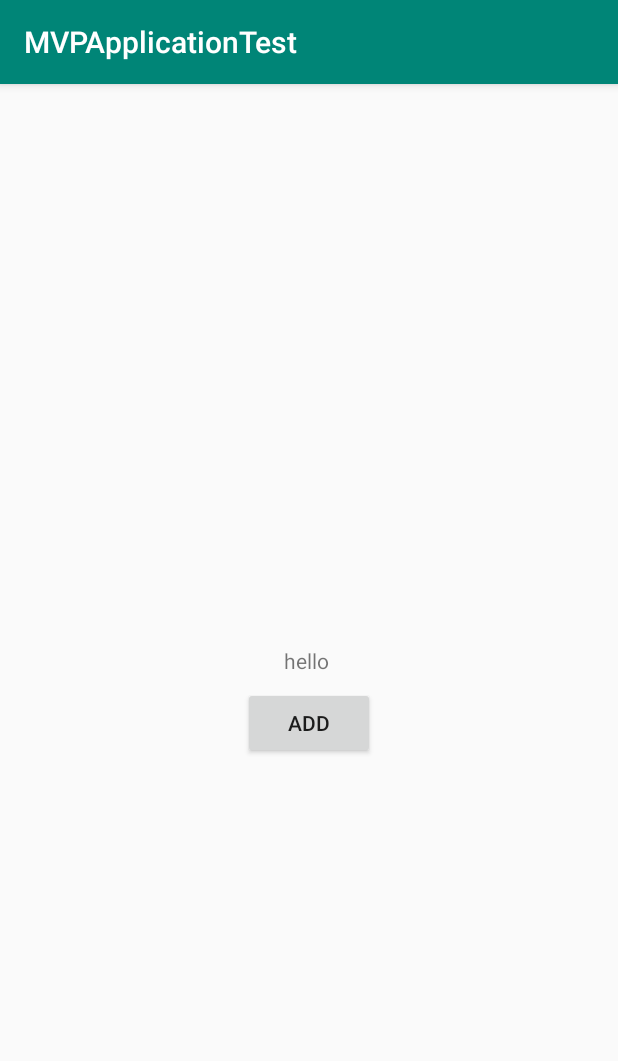
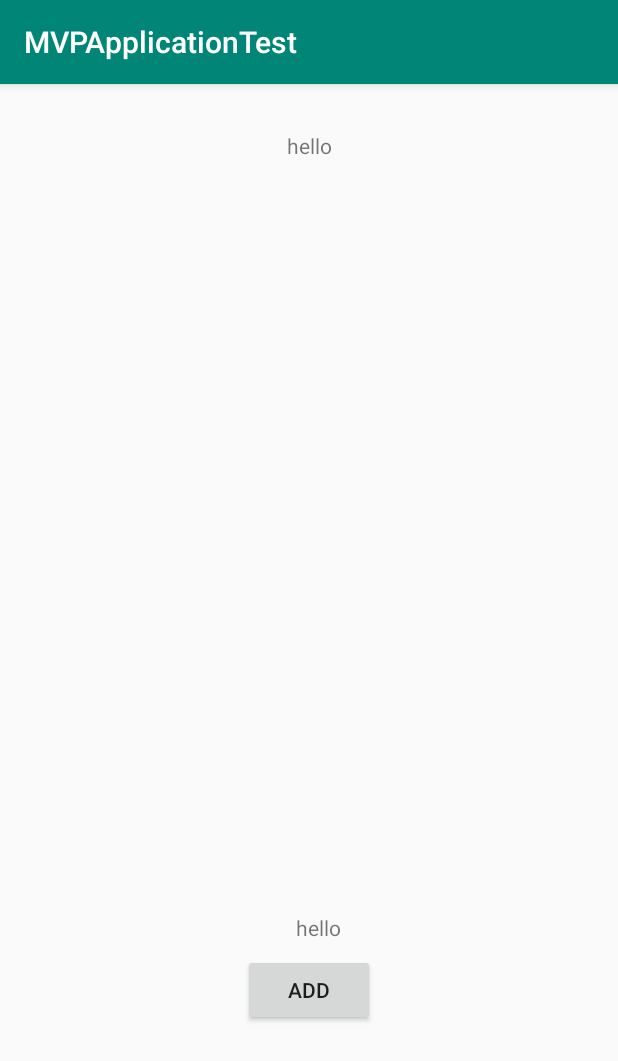
Before and after one commit to prafulnayak/MVPArch, an Android app: the screen it shows after launch (NotesActivity), after a tap on "ADD", on a phone screen of 412 x 824 dp. Shown: the top 1061 px of the screen. Run offline under Robolectric (Android 15) with nearby library versions, the phone set to English and light mode, and no system bars.

Commit message:
MVP for RV

```diff
--- a/app/src/main/AndroidManifest.xml
+++ b/app/src/main/AndroidManifest.xml
@@ -9,6 +9,7 @@
         android:roundIcon="@mipmap/ic_launcher_round"
         android:supportsRtl="true"
         android:theme="@style/AppTheme">
+        <activity android:name=".activity.DetailsActivity"></activity>
         <activity android:name=".notes.NotesActivity">
             <intent-filter>
                 <action android:name="android.intent.action.MAIN" />
--- /dev/null
+++ b/app/src/main/java/org/sairaa/mvpapplicationtest/adapter/NoteListAdapter.java
@@ -0,0 +1,66 @@
+package org.sairaa.mvpapplicationtest.adapter;
+
+import android.content.Context;
+import android.support.annotation.NonNull;
+import android.support.v7.widget.RecyclerView;
+import android.view.LayoutInflater;
+import android.view.View;
+import android.view.ViewGroup;
+import android.widget.TextView;
+
+import org.sairaa.mvpapplicationtest.R;
+import org.sairaa.mvpapplicationtest.notes.NotesContract;
+
+import java.util.List;
+
+public class NoteListAdapter extends RecyclerView.Adapter<NoteListAdapter.NoteViewHolder> {
+
+    private List<String> list;
+    NotesContract.UserActionsListener mActionsListener;
+
+    public NoteListAdapter(List<String> list, NotesContract.UserActionsListener mActionsListener) {
+        this.list = list;
+        this.mActionsListener = mActionsListener;
+    }
+
+    public void update(List<String> list){
+        this.list = list;
+    }
+
+    @NonNull
+    @Override
+    public NoteViewHolder onCreateViewHolder(@NonNull ViewGroup parent, int i) {
+        Context context = parent.getContext();
+        LayoutInflater inflater = LayoutInflater.from(context);
+        View noteView = inflater.inflate(R.layout.item_note, parent, false);
+
+        return new NoteViewHolder(noteView);
+    }
+
+    @Override
+    public void onBindViewHolder(@NonNull NoteViewHolder holder, int i) {
+        String itemString = list.get(i);
+        holder.textView.setText(itemString);
+    }
+
+    @Override
+    public int getItemCount() {
+        return list.size();
+    }
+
+    public class NoteViewHolder extends RecyclerView.ViewHolder implements View.OnClickListener {
+        private TextView textView;
+
+        public NoteViewHolder(@NonNull View itemView) {
+            super(itemView);
+            textView = itemView.findViewById(R.id.text_rv);
+            itemView.setOnClickListener(this);
+        }
+
+        @Override
+        public void onClick(View view) {
+            int position = getAdapterPosition();
+            mActionsListener.onRvClick(position);
+        }
+    }
+}
--- a/app/src/main/java/org/sairaa/mvpapplicationtest/data/NoteRepository.java
+++ b/app/src/main/java/org/sairaa/mvpapplicationtest/data/NoteRepository.java
@@ -19,5 +19,7 @@ public class NoteRepository {
     }
 
 
-
+    public String getItem(int position) {
+        return model.get(position);
+    }
 }
--- a/app/src/main/java/org/sairaa/mvpapplicationtest/notes/NotePresenter.java
+++ b/app/src/main/java/org/sairaa/mvpapplicationtest/notes/NotePresenter.java
@@ -17,5 +17,13 @@ public class NotePresenter implements NotesContract.UserActionsListener {
         mNotesRepository.insert(text);
         mNotesView.showAddNote(mNotesRepository.getData());
 
+        mNotesView.showRecViewNote(mNotesRepository.getData());
+
+    }
+
+    @Override
+    public void onRvClick(int position) {
+        String d = mNotesRepository.getItem(position);
+        mNotesView.showDetailInAnotherActivity(d);
     }
 }
--- a/app/src/main/java/org/sairaa/mvpapplicationtest/notes/NotesActivity.java
+++ b/app/src/main/java/org/sairaa/mvpapplicationtest/notes/NotesActivity.java
@@ -1,14 +1,23 @@
 package org.sairaa.mvpapplicationtest.notes;
 
+import android.content.Intent;
+import android.support.annotation.NonNull;
 import android.support.v7.app.AppCompatActivity;
 import android.os.Bundle;
+import android.support.v7.widget.GridLayoutManager;
+import android.support.v7.widget.LinearLayoutManager;
+import android.support.v7.widget.RecyclerView;
+import android.view.MotionEvent;
 import android.view.View;
 import android.widget.Button;
 import android.widget.TextView;
 
 import org.sairaa.mvpapplicationtest.R;
+import org.sairaa.mvpapplicationtest.activity.DetailsActivity;
+import org.sairaa.mvpapplicationtest.adapter.NoteListAdapter;
 import org.sairaa.mvpapplicationtest.data.NoteRepository;
 
+import java.util.ArrayList;
 import java.util.List;
 
 public class NotesActivity extends AppCompatActivity implements NotesContract.View{
@@ -17,6 +26,10 @@ public class NotesActivity extends AppCompatActivity implements NotesContract.Vi
     private Button add;
     private NotesContract.UserActionsListener mActionsListener;
     private NoteRepository repository;
+
+    private RecyclerView recyclerView;
+    private NoteListAdapter adapter;
+    List<String> list = new ArrayList<>();
 
     @Override
     protected void onCreate(Bundle savedInstanceState) {
@@ -28,14 +41,22 @@ public class NotesActivity extends AppCompatActivity implements NotesContract.Vi
         repository = new NoteRepository();
 
 
+
+
         mActionsListener = new NotePresenter(repository,this);
         add.setOnClickListener(new View.OnClickListener() {
             @Override
             public void onClick(View view) {
 
-                mActionsListener.loadNotes("hello ");
+                mActionsListener.loadNotes("hello");
             }
         });
+
+        recyclerView = findViewById(R.id.recyclerView);
+        recyclerView.setHasFixedSize(true);
+        recyclerView.setLayoutManager(new LinearLayoutManager(this));
+        adapter = new NoteListAdapter(list, mActionsListener);
+        recyclerView.setAdapter(adapter);
     }
 
     @Override
@@ -47,4 +68,19 @@ public class NotesActivity extends AppCompatActivity implements NotesContract.Vi
         }
         textView.setText(line);
     }
+
+    @Override
+    public void showRecViewNote(List<String> data) {
+        adapter.update(data);
+        adapter.notifyDataSetChanged();
+
+
+    }
+
+    @Override
+    public void showDetailInAnotherActivity(String data) {
+        Intent intent = new Intent(this, DetailsActivity.class);
+        intent.putExtra("data",data);
+        startActivity(intent);
+    }
 }
--- a/app/src/main/java/org/sairaa/mvpapplicationtest/notes/NotesContract.java
+++ b/app/src/main/java/org/sairaa/mvpapplicationtest/notes/NotesContract.java
@@ -8,12 +8,18 @@ public interface NotesContract {
 
         void showAddNote(List<String> data);
 
+        void showRecViewNote(List<String> data);
+
+        void showDetailInAnotherActivity(String data);
+
     }
 
     interface UserActionsListener {
 
         void loadNotes(String text);
 
+        void onRvClick(int position);
+
 
     }
 }
--- a/app/src/main/res/layout/activity_main.xml
+++ b/app/src/main/res/layout/activity_main.xml
@@ -10,11 +10,13 @@
         android:id="@+id/text_view"
         android:layout_width="wrap_content"
         android:layout_height="wrap_content"
+        android:layout_marginTop="8dp"
         android:text="Hello World!"
         app:layout_constraintBottom_toBottomOf="parent"
+        app:layout_constraintHorizontal_bias="0.517"
         app:layout_constraintLeft_toLeftOf="parent"
         app:layout_constraintRight_toRightOf="parent"
-        app:layout_constraintTop_toTopOf="parent" />
+        app:layout_constraintTop_toBottomOf="@+id/recyclerView" />
 
     <Button
         android:id="@+id/button"
@@ -28,4 +30,15 @@
         app:layout_constraintStart_toStartOf="parent"
         app:layout_constraintTop_toBottomOf="@+id/text_view" />
 
+    <android.support.v7.widget.RecyclerView
+        android:id="@+id/recyclerView"
+        android:layout_width="0dp"
+        android:layout_height="340dp"
+        android:layout_marginStart="8dp"
+        android:layout_marginTop="8dp"
+        android:layout_marginEnd="8dp"
+        app:layout_constraintEnd_toEndOf="parent"
+        app:layout_constraintStart_toStartOf="parent"
+        app:layout_constraintTop_toTopOf="parent" />
+
 </android.support.constraint.ConstraintLayout>
--- /dev/null
+++ b/app/src/main/res/layout/item_note.xml
@@ -0,0 +1,20 @@
+<?xml version="1.0" encoding="utf-8"?>
+<android.support.constraint.ConstraintLayout xmlns:android="http://schemas.android.com/apk/res/android"
+    xmlns:app="http://schemas.android.com/apk/res-auto"
+    xmlns:tools="http://schemas.android.com/tools"
+    android:layout_width="match_parent"
+    android:layout_height="wrap_content">
+
+    <TextView
+        android:id="@+id/text_rv"
+        android:layout_width="wrap_content"
+        android:layout_height="50dp"
+        android:layout_marginStart="8dp"
+        android:layout_marginTop="8dp"
+        android:layout_marginEnd="8dp"
+        android:gravity="center"
+        android:text="TextView"
+        app:layout_constraintEnd_toEndOf="parent"
+        app:layout_constraintStart_toStartOf="parent"
+        app:layout_constraintTop_toTopOf="parent" />
+</android.support.constraint.ConstraintLayout>
```
Also changed, not shown: app/build.gradle (+7 -0 lines), app/src/main/java/org/sairaa/mvpapplicationtest/activity/DetailsActivity.java (added, +15 -0 lines), app/src/main/res/layout/activity_details.xml (added, +9 -0 lines), 1 other file.
